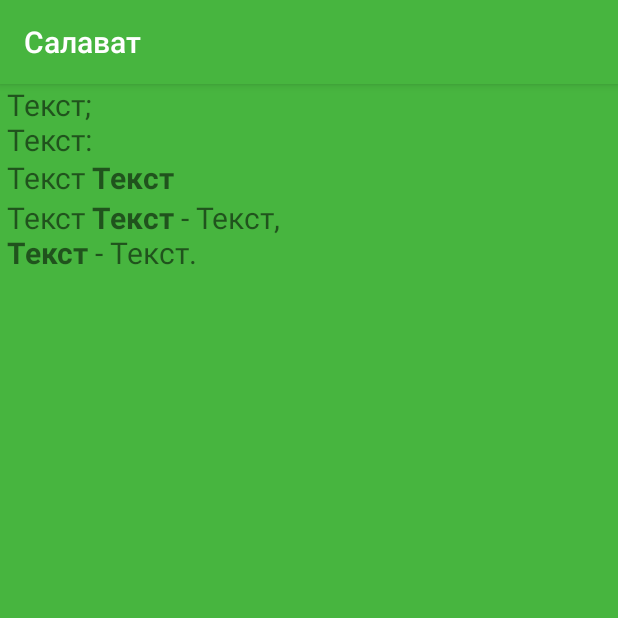
After one commit to myr4ik07/Tasbih, an Android app: the AboutActivity screen opened directly, with no data from a screen before it, on a phone screen of 412 x 824 dp, the top half of it. The commit adds this screen. Run offline under Robolectric (Android 15) with nearby library versions, the phone set to English and light mode, and no system bars.

Commit message:
Добавлений новий актівіті для написання Салавату.  Добавлена логіка вібрування при 80 разі, 100 разі і очищенні лічильника

```diff
--- a/app/src/main/AndroidManifest.xml
+++ b/app/src/main/AndroidManifest.xml
@@ -17,6 +17,9 @@
             </intent-filter>
         </activity>
 
+        <activity android:name=".AboutActivity"
+            android:label="@string/about_title">
+        </activity>
 
     </application>
 
--- /dev/null
+++ b/app/src/main/java/com/example/jaros/tasbih/AboutActivity.java
@@ -0,0 +1,19 @@
+package com.example.jaros.tasbih;
+
+import android.content.pm.ActivityInfo;
+import android.os.Bundle;
+import android.support.v7.app.AppCompatActivity;
+
+/**
+ * Created by Ярослав on 22.07.2017.
+ */
+
+public class AboutActivity extends AppCompatActivity {
+    @Override
+    protected void onCreate(Bundle savedInstanceState) {
+        super.onCreate(savedInstanceState);
+
+        setContentView(R.layout.activity_about);
+        setRequestedOrientation(ActivityInfo.SCREEN_ORIENTATION_LOCKED);
+    }
+}
--- /dev/null
+++ b/app/src/main/res/layout/activity_about.xml
@@ -0,0 +1,15 @@
+<?xml version="1.0" encoding="utf-8"?>
+<ScrollView xmlns:android="http://schemas.android.com/apk/res/android"
+    android:layout_width="match_parent" android:layout_height="match_parent"
+    android:background="@color/colorPrimary">
+
+
+    <TextView
+        android:id="@+id/textView_about_content"
+        android:layout_width="match_parent"
+        android:layout_height="match_parent"
+        android:background="@color/colorPrimary"
+        android:text="@string/about_text"
+        android:textSize="20sp" />
+
+</ScrollView>
--- a/app/src/main/res/values/strings.xml
+++ b/app/src/main/res/values/strings.xml
@@ -1,4 +1,12 @@
 <resources>
     <string name="app_name">Тасбіх</string>
     <string name="_1">1</string>
+    <string name="info">Салават</string>
+    <string name="about_text">
+    Текст;\n
+    Текст:\n
+    Текст <b>Текст</b>\n
+    Текст <b>Текст</b> - Текст,\n
+    <b>Текст</b> - Текст.</string>
+    <string name="about_title">Салават</string>
 </resources>
```
Also changed, not shown: app/src/main/java/com/example/jaros/tasbih/MainActivity.java (+16 -7 lines), app/src/main/res/menu/menu_main.xml (added, +11 -0 lines).
